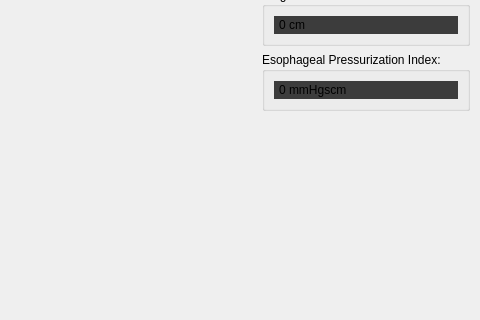
Before: the Qt Designer form 3drekonstruktionspeiseroehre/ui-files/dci_selection_window_design.ui in ds-lab/EsophagusVisualization, drawn with Qt 5; both pictures show x 455 to 935 and y 226 to 546 of the 935 by 653 pixel window.
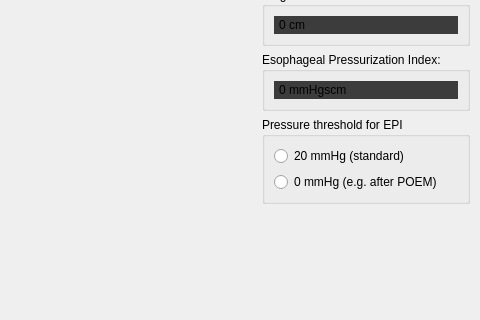
After: the same form once the commit is applied.

Commit message: EPI calculation for POEM patients

What changed in the file:
```diff
--- a/3drekonstruktionspeiseroehre/ui-files/dci_selection_window_design.ui
+++ b/3drekonstruktionspeiseroehre/ui-files/dci_selection_window_design.ui
@@ -194,6 +194,29 @@
         </layout>
        </widget>
       </item>
+     <item row="5" column="1">
+      <widget class="QGroupBox" name="pressureThresholdGroupBox">
+        <property name="title">
+          <string>Pressure threshold for EPI</string>
+        </property>
+        <layout class="QVBoxLayout" name="verticalLayout">
+          <item>
+            <widget class="QRadioButton" name="radioButton20mmHg">
+              <property name="text">
+                <string>20 mmHg (standard)</string>
+              </property>
+            </widget>
+          </item>
+          <item>
+            <widget class="QRadioButton" name="radioButton0mmHg">
+              <property name="text">
+                <string>0 mmHg (e.g. after POEM)</string>
+              </property>
+            </widget>
+          </item>
+        </layout>
+      </widget>
+    </item>
   
      </layout>
     </item>
```
The commit also changes 2 other files.
